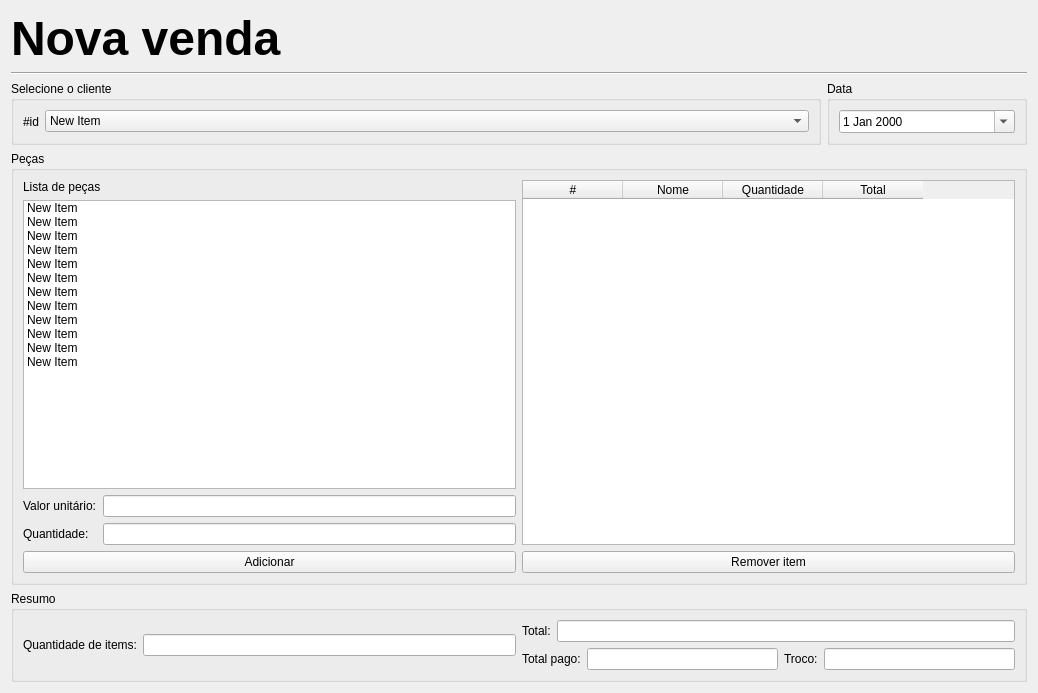
imora97/gerenciador-de-vendas-1, file view/cad_venda.ui: the form before one commit.
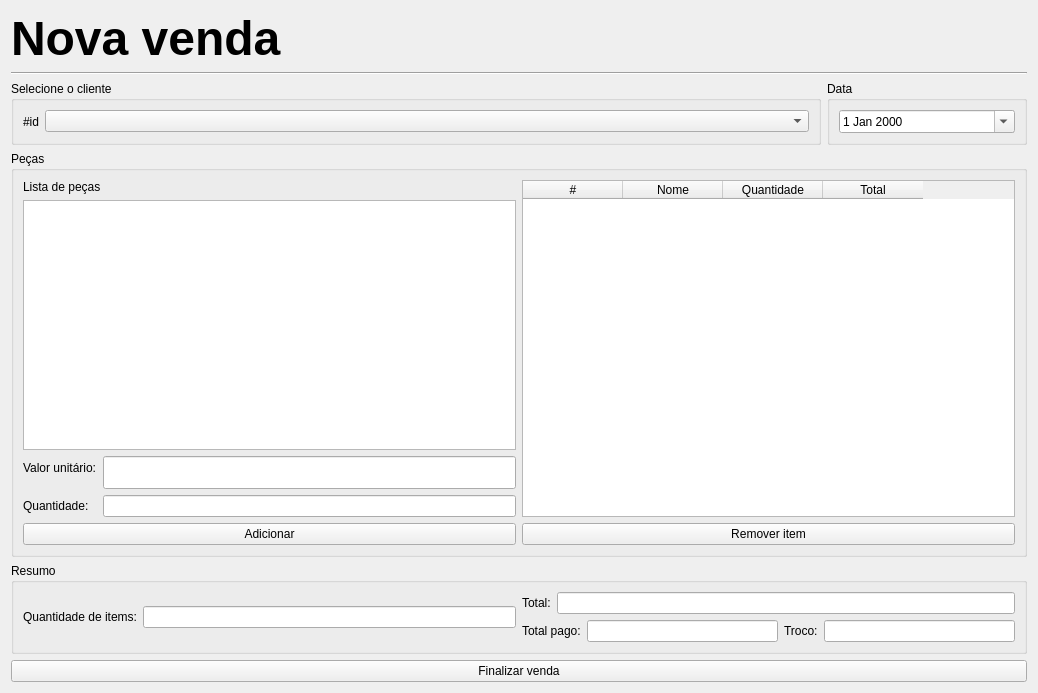
The form after the commit.

Commit message: inicio nova venda

Patch:
```diff
--- a/view/cad_venda.ui
+++ b/view/cad_venda.ui
@@ -56,43 +56,7 @@
          </widget>
         </item>
         <item>
-         <widget class="QComboBox" name="comboBox">
-          <item>
-           <property name="text">
-            <string>New Item</string>
-           </property>
-          </item>
-          <item>
-           <property name="text">
-            <string>New Item</string>
-           </property>
-          </item>
-          <item>
-           <property name="text">
-            <string>New Item</string>
-           </property>
-          </item>
-          <item>
-           <property name="text">
-            <string>New Item</string>
-           </property>
-          </item>
-          <item>
-           <property name="text">
-            <string>New Item</string>
-           </property>
-          </item>
-          <item>
-           <property name="text">
-            <string>New Item</string>
-           </property>
-          </item>
-          <item>
-           <property name="text">
-            <string>New Item</string>
-           </property>
-          </item>
-         </widget>
+         <widget class="QComboBox" name="clientes_comboBox"/>
         </item>
        </layout>
       </widget>
@@ -142,68 +106,7 @@
            </widget>
           </item>
           <item>
-           <widget class="QListWidget" name="listWidget">
-            <item>
-             <property name="text">
-              <string>New Item</string>
-             </property>
-            </item>
-            <item>
-             <property name="text">
-              <string>New Item</string>
-             </property>
-            </item>
-            <item>
-             <property name="text">
-              <string>New Item</string>
-             </property>
-            </item>
-            <item>
-             <property name="text">
-              <string>New Item</string>
-             </property>
-            </item>
-            <item>
-             <property name="text">
-              <string>New Item</string>
-             </property>
-            </item>
-            <item>
-             <property name="text">
-              <string>New Item</string>
-             </property>
-            </item>
-            <item>
-             <property name="text">
-              <string>New Item</string>
-             </property>
-            </item>
-            <item>
-             <property name="text">
-              <string>New Item</string>
-             </property>
-            </item>
-            <item>
-             <property name="text">
-              <string>New Item</string>
-             </property>
-            </item>
-            <item>
-             <property name="text">
-              <string>New Item</string>
-             </property>
-            </item>
-            <item>
-             <property name="text">
-              <string>New Item</string>
-             </property>
-            </item>
-            <item>
-             <property name="text">
-              <string>New Item</string>
-             </property>
-            </item>
-           </widget>
+           <widget class="QListWidget" name="pecas_listWidget"/>
           </item>
          </layout>
         </item>
@@ -219,7 +122,20 @@
              </widget>
             </item>
             <item row="0" column="1">
-             <widget class="QLineEdit" name="lineEdit_6"/>
+             <widget class="QLineEdit" name="valor_unitario">
+              <property name="font">
+               <font>
+                <pointsize>16</pointsize>
+                <bold>true</bold>
+               </font>
+              </property>
+              <property name="text">
+               <string/>
+              </property>
+              <property name="readOnly">
+               <bool>true</bool>
+              </property>
+             </widget>
             </item>
             <item row="1" column="0">
              <widget class="QLabel" name="label_10">
@@ -350,6 +266,13 @@
      </layout>
     </widget>
    </item>
+   <item>
+    <widget class="QPushButton" name="finalizar_btn">
+     <property name="text">
+      <string>Finalizar venda</string>
+     </property>
+    </widget>
+   </item>
   </layout>
  </widget>
  <resources/>
```
Left out of the diff: 2 changed lines with no effect on the pictures. The commit also changes 2 other files.
